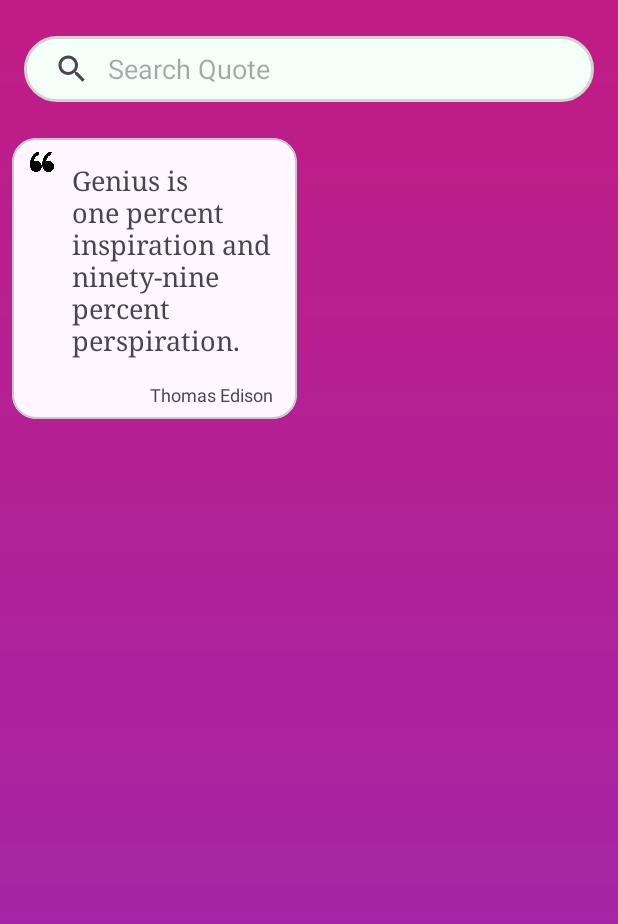
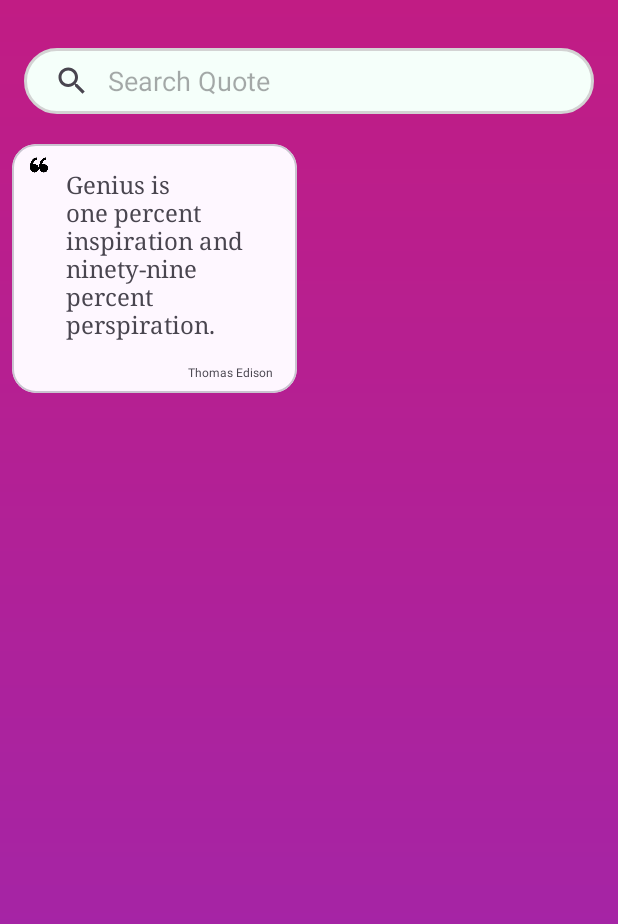
Before and after one commit to KaranJoshi1208/Quotify, an Android app: the FavouriteActivity screen opened directly, with no data from a screen before it, on a phone screen of 412 x 824 dp. Shown: the top 924 px of the screen. Run offline under Robolectric (Android 15) with nearby library versions, the phone set to English and light mode, and no system bars; our stand-ins replace Room's generated code.

Commit message:
Fixing UI

```diff
--- a/app/src/main/AndroidManifest.xml
+++ b/app/src/main/AndroidManifest.xml
@@ -25,9 +25,10 @@
                 android:name="android.support.FILE_PROVIDER_PATHS"
                 android:resource="@xml/file_paths" />
         </provider>
+
         <activity
             android:name=".ui.DisplayFav"
-            android:exported="false" >
+            android:exported="false">
 
 
         </activity>
--- a/app/src/main/java/com/karan/quotify/ui/DisplayFav.kt
+++ b/app/src/main/java/com/karan/quotify/ui/DisplayFav.kt
@@ -79,6 +79,9 @@ class DisplayFav : AppCompatActivity() {
         }
 
         binder.shareBtn.setOnClickListener {
+
+            binder.shareBtn.visibility = View.INVISIBLE
+
             // Capture the quote view
             val quoteView = binder.main  // Replace with the actual view ID that contains the quote
             val bitmap = captureScreen(quoteView)
--- a/app/src/main/res/layout/activity_favourite.xml
+++ b/app/src/main/res/layout/activity_favourite.xml
@@ -12,7 +12,7 @@
         android:id="@+id/searchView"
         android:layout_width="match_parent"
         android:layout_height="44dp"
-        android:layout_marginTop="24dp"
+        android:layout_marginTop="32dp"
         android:layout_marginHorizontal="16dp"
         android:background="@drawable/search_bg"
         android:paddingVertical="8dp"
@@ -31,7 +31,7 @@
         android:layout_width="match_parent"
         android:layout_height="0dp"
         tools:listitem="@layout/fav_item"
-        android:layout_marginTop="12dp"
+        android:layout_marginVertical="8dp"
         app:layout_constraintBottom_toBottomOf="parent"
         app:layout_constraintEnd_toEndOf="parent"
         app:layout_constraintStart_toStartOf="parent"
--- a/app/src/main/res/layout/fav_item.xml
+++ b/app/src/main/res/layout/fav_item.xml
@@ -16,8 +16,8 @@
 
         <ImageView
             android:id="@+id/icon"
-            android:layout_width="16dp"
-            android:layout_height="16dp"
+            android:layout_width="12dp"
+            android:layout_height="12dp"
             android:background="@drawable/opening_quote"
             android:layout_marginTop="8dp"
             android:layout_marginHorizontal="12dp"/>
@@ -28,7 +28,7 @@
             android:layout_height="wrap_content"
             android:text="Ye Gareeb iski MKC , kyu baitha hai yha ..."
             android:fontFamily="serif"
-            android:textSize="18sp"
+            android:textSize="16sp"
             android:layout_toEndOf="@+id/icon"
             android:layout_marginTop="16dp"
             android:layout_marginEnd="12dp"/>
@@ -38,7 +38,7 @@
             android:layout_width="wrap_content"
             android:layout_height="wrap_content"
             android:text="Sunny Paji"
-            android:textSize="12sp"
+            android:textSize="8sp"
             android:layout_below="@+id/words"
             android:layout_alignParentEnd="true"
             android:layout_marginTop="16dp"
```
Also changed, not shown: 1 other file.
